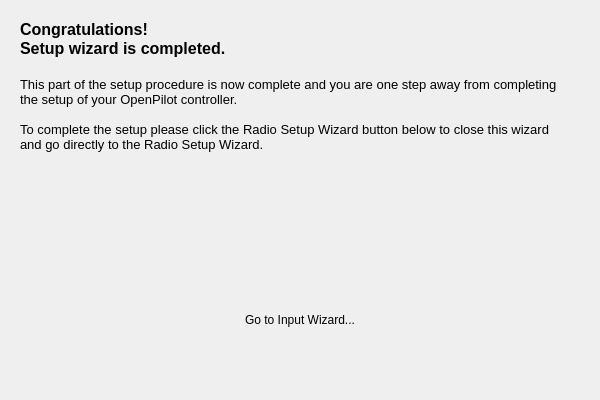
Qt form ground/openpilotgcs/src/plugins/setupwizard/pages/endpage.ui (openpilot/OpenPilot) before a commit.
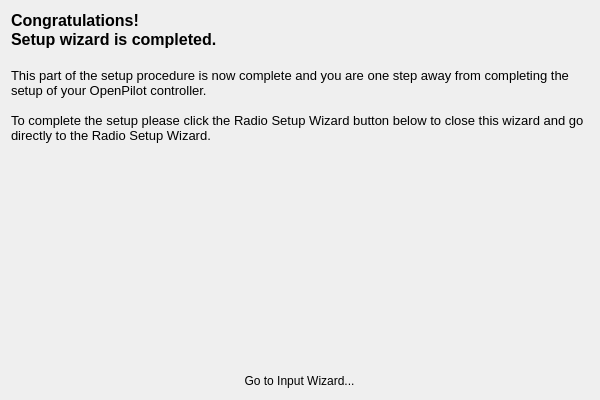
The same form after that commit. Icons and pictures are not drawn.

Commit message: GCS-Added layouts to new wiz

```diff
--- a/ground/openpilotgcs/src/plugins/setupwizard/pages/endpage.ui
+++ b/ground/openpilotgcs/src/plugins/setupwizard/pages/endpage.ui
@@ -19,15 +19,9 @@
   <property name="windowTitle">
    <string>WizardPage</string>
   </property>
+  <layout class="QVBoxLayout" name="verticalLayout">
+   <item>
   <widget class="QLabel" name="label_2">
-   <property name="geometry">
-    <rect>
-     <x>20</x>
-     <y>20</y>
-     <width>550</width>
-     <height>251</height>
-    </rect>
-   </property>
    <property name="text">
     <string>&lt;!DOCTYPE HTML PUBLIC &quot;-//W3C//DTD HTML 4.0//EN&quot; &quot;http://www.w3.org/TR/REC-html40/strict.dtd&quot;&gt;
 &lt;html&gt;&lt;head&gt;&lt;meta name=&quot;qrichtext&quot; content=&quot;1&quot; /&gt;&lt;style type=&quot;text/css&quot;&gt;
@@ -48,15 +42,11 @@
     <bool>true</bool>
    </property>
   </widget>
+   </item>
+   <item>
+    <layout class="QHBoxLayout" name="horizontalLayout">
+     <item>
   <widget class="QToolButton" name="inputWizardButton">
-   <property name="geometry">
-    <rect>
-     <x>200</x>
-     <y>270</y>
-     <width>200</width>
-     <height>100</height>
-    </rect>
-   </property>
    <property name="styleSheet">
     <string notr="true">QToolButton { border: none }</string>
    </property>
@@ -80,6 +70,10 @@
     <bool>true</bool>
    </property>
   </widget>
+     </item>
+    </layout>
+   </item>
+  </layout>
  </widget>
  <resources>
   <include location="../wizardResources.qrc"/>
```
Lines whose indentation alone changed are shown as unchanged. The commit also changes 14 other files.
